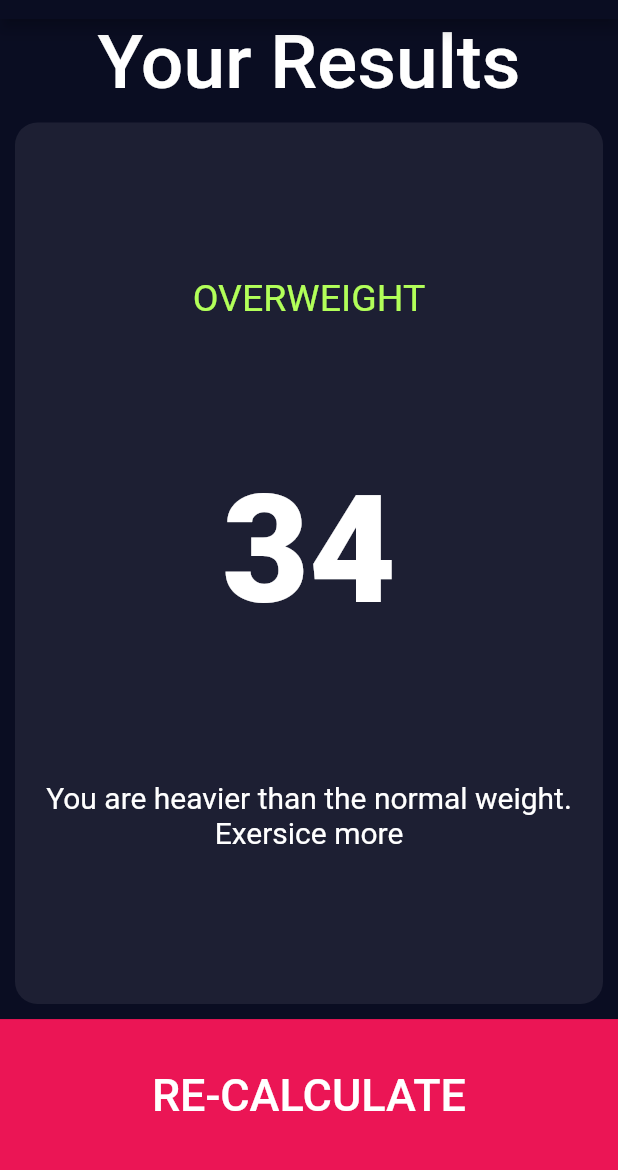
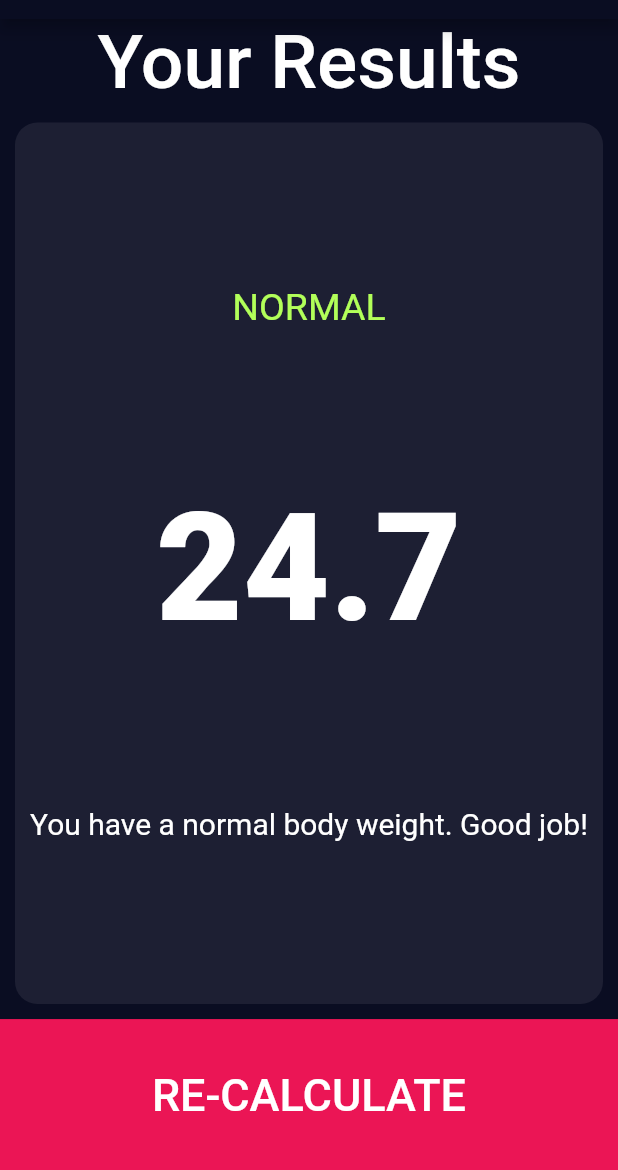
Before and after one commit to anmol500/BMI-Calculator_Flutter, a Flutter app: the screen it shows after launch, after a tap on "CALCULATE", on a phone screen of 412 x 824 dp, the part 65-1235 px from its top. Run offline on Flutter 3.47's test engine with Material 2 defaults, Android fonts, the phone set to English and light mode, and no system bars; our stand-ins replace font_awesome_flutter.

Commit message:
ADDED BMI Calculations.dart

```diff
--- /dev/null
+++ b/lib/Calculations.dart
@@ -0,0 +1,37 @@
+import 'dart:math';
+
+class Calculations {
+  Calculations({
+    required this.height,
+    required this.weight,
+  });
+  final int height;
+  final int weight;
+
+  double _bmi = 0;
+
+  String calculateBMI() {
+    _bmi = weight / pow(height / 100, 2);
+    return _bmi.toStringAsFixed(1);
+  }
+
+  String getResult() {
+    if (_bmi >= 25) {
+      return 'Overweight';
+    } else if (_bmi > 18.5) {
+      return 'Normal';
+    } else {
+      return 'Underweight';
+    }
+  }
+
+  String getInterpretation() {
+    if (_bmi >= 25) {
+      return 'You have a higher than normal body weight. Try to exercise more.';
+    } else if (_bmi > 18.5) {
+      return 'You have a normal body weight. Good job!';
+    } else {
+      return 'You have a lower than normal body weight. You can eat a bit more.';
+    }
+  }
+}
--- a/lib/input_page.dart
+++ b/lib/Pages/Input_Page.dart
@@ -1,18 +1,18 @@
-import 'package:bmi_calculator/Results.dart';
+import 'package:bmi_calculator/Calculations.dart';
+import 'package:bmi_calculator/Pages/Results_Page.dart';
 import 'package:flutter/cupertino.dart';
 import 'package:flutter/material.dart';
 import 'package:font_awesome_flutter/font_awesome_flutter.dart';
 
-import 'Bottom_Button.dart';
-import 'Constants.dart';
-import 'IconGender.dart';
-import 'ReuseableCard.dart';
-import 'RoundButton.dart';
+import '../Bottom_Button.dart';
+import '../Constants.dart';
+import '../IconGender.dart';
+import '../ReuseableCard.dart';
+import '../RoundButton.dart';
 
 //QuickAccess
 var height = 180;
 enum GenderSelected { male, female, no }
-bool male = false;
 GenderSelected gender = GenderSelected.no;
 
 class InputPage extends StatefulWidget {
@@ -21,7 +21,7 @@ class InputPage extends StatefulWidget {
 }
 
 class _InputPageState extends State<InputPage> {
-  int weight = 60;
+  int weight = 80;
   int age = 35;
   @override
   Widget build(BuildContext context) {
@@ -227,8 +227,18 @@ class _InputPageState extends State<InputPage> {
             flex: 1,
             child: BottomButton(
               onPress: () {
-                Navigator.push(context,
-                    MaterialPageRoute(builder: (context) => Results()));
+                Navigator.push(context, MaterialPageRoute(builder: (context) {
+                  Calculations calc = Calculations(
+                    height: height,
+                    weight: weight,
+                  );
+
+                  return Results(
+                    resultBMI: calc.calculateBMI(),
+                    resultText: calc.getResult(),
+                    resultInterpretation: calc.getInterpretation(),
+                  );
+                }));
               },
               buttonTitle: 'CALCULATE',
             ),
--- a/lib/Results.dart
+++ b/lib/Pages/Results_Page.dart
@@ -1,9 +1,20 @@
 import 'package:bmi_calculator/Bottom_Button.dart';
 import 'package:bmi_calculator/Constants.dart';
+import 'package:bmi_calculator/Pages/Input_Page.dart';
 import 'package:flutter/cupertino.dart';
 import 'package:flutter/material.dart';
 
 class Results extends StatelessWidget {
+  Results({
+    required this.resultText,
+    required this.resultBMI,
+    required this.resultInterpretation,
+  });
+
+  final String resultText;
+  final String resultBMI;
+  final String resultInterpretation;
+
   @override
   Widget build(BuildContext context) {
     return Scaffold(
@@ -35,15 +46,15 @@ class Results extends StatelessWidget {
                   mainAxisAlignment: MainAxisAlignment.spaceEvenly,
                   children: [
                     Text(
-                      'OVERWEIGHT',
+                      resultText.toUpperCase(),
                       style: kResultBmiStyle,
                     ),
                     Text(
-                      '34',
+                      resultBMI,
                       style: kResultNumberStyle,
                     ),
                     Text(
-                      'You are heavier than the normal weight. Exersice more',
+                      resultInterpretation,
                       style: kResultCommentStyle,
                       textAlign: TextAlign.center,
                     )
@@ -55,7 +66,10 @@ class Results extends StatelessWidget {
           Expanded(
             flex: 1,
             child: BottomButton(
-              onPress: () {},
+              onPress: () {
+                Navigator.push(context,
+                    MaterialPageRoute(builder: (context) => InputPage()));
+              },
               buttonTitle: 'RE-CALCULATE',
             ),
           )
--- a/lib/main.dart
+++ b/lib/main.dart
@@ -1,6 +1,6 @@
 import 'package:flutter/material.dart';
 
-import 'input_page.dart';
+import 'Pages/Input_Page.dart';
 
 void main() => runApp(BMICalculator());
 
```
